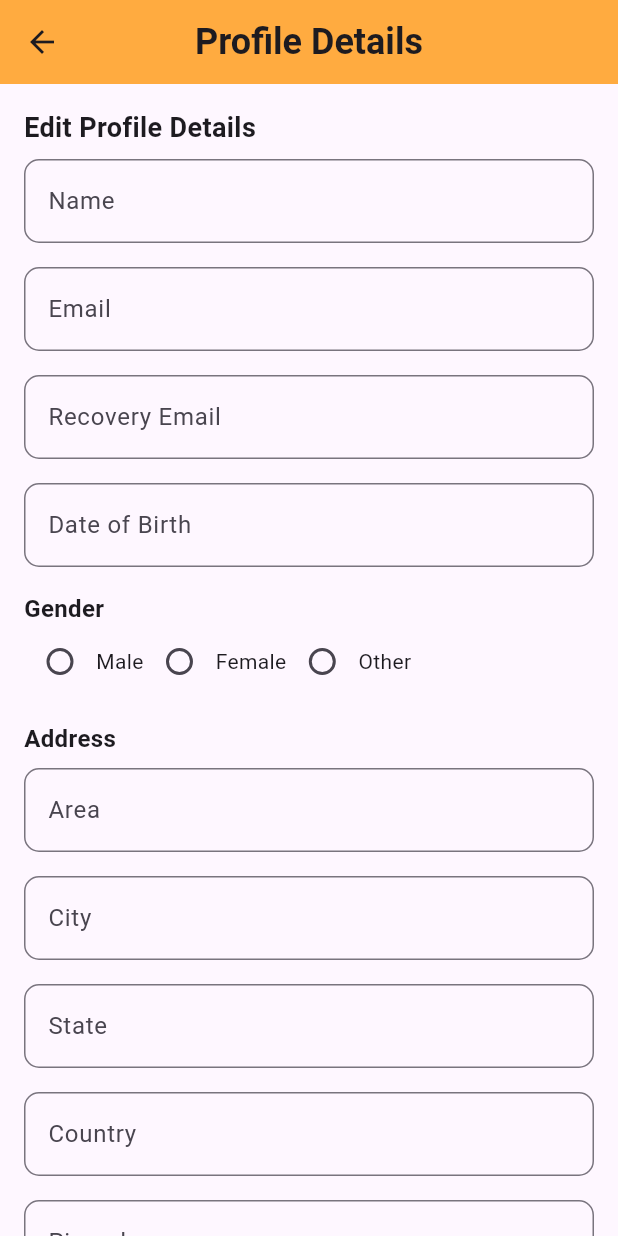
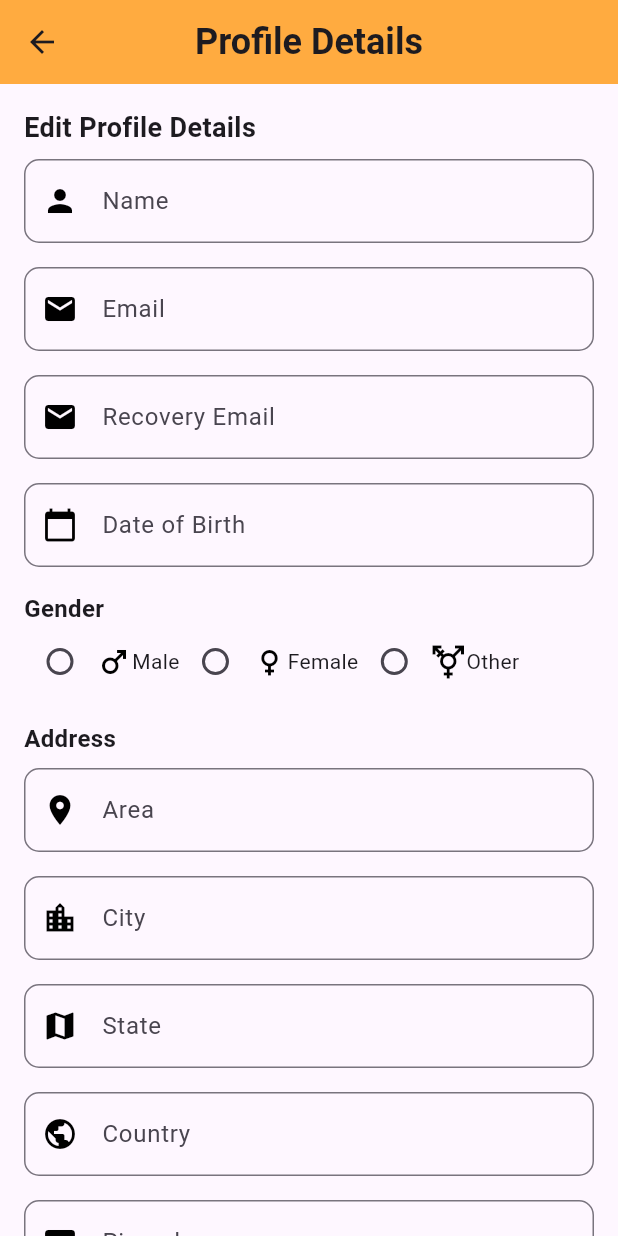
Before and after one commit to aasana-lalani25/FirstTalk, a Flutter app: the ProfileDetailsPage screen opened directly, on a phone screen of 412 x 824 dp. Run offline on Flutter 3.47's test engine with Material 3 defaults, Android fonts, the light colour scheme and no system bars.

Commit message:
Add files via upload

```diff
--- a/lib/courses.dart
+++ b/lib/courses.dart
@@ -66,7 +66,7 @@
           backgroundColor: Colors.orangeAccent,
           padding: EdgeInsets.symmetric(vertical: 16, horizontal: 24),
           shape:
-              RoundedRectangleBorder(borderRadius: BorderRadius.circular(30)),
+          RoundedRectangleBorder(borderRadius: BorderRadius.circular(30)),
         ),
         onPressed: () {},
         child: Row(
--- a/lib/profile.dart
+++ b/lib/profile.dart
@@ -12,8 +12,7 @@
   String? _selectedHardOfHearing;
   TextEditingController emailController = TextEditingController();
   TextEditingController recoveryEmailController = TextEditingController();
-  TextEditingController dobController =
-      TextEditingController(); // Controller for Date of Birth
+  TextEditingController dobController = TextEditingController(); // Controller for Date of Birth
   TextEditingController nameController = TextEditingController();
   TextEditingController areaController = TextEditingController();
   TextEditingController cityController = TextEditingController();
@@ -67,14 +66,14 @@
             children: [
               Text("Edit Profile Details",
                   style: TextStyle(fontWeight: FontWeight.bold, fontSize: 18)),
-              _buildTextField("Name", nameController),
+              _buildTextField("Name", nameController, Icons.person),
               _buildEmailTextField(),
-              _buildTextField("Recovery Email", recoveryEmailController),
+              _buildTextField("Recovery Email", recoveryEmailController, Icons.email),
               _buildDateOfBirthField(), // Date of Birth field
               _buildGenderRadioButton(),
               _buildAddressFields(),
               _buildHardOfHearingRadioButton(),
-              _buildTextField("Bio/Short Description", TextEditingController()),
+              _buildTextField("Bio/Short Description", TextEditingController(), Icons.edit),
               SizedBox(height: 20), // Space before Save button
               _buildSaveButton(),
               SizedBox(height: 10), // Space before Logout button
@@ -86,21 +85,22 @@
     );
   }
 
-  // Helper function to create text fields
-  Widget _buildTextField(String label, TextEditingController controller) {
+  // Helper function to create text fields with icons
+  Widget _buildTextField(String label, TextEditingController controller, IconData icon) {
     return Padding(
       padding: const EdgeInsets.symmetric(vertical: 8.0),
       child: TextField(
         controller: controller,
         decoration: InputDecoration(
           labelText: label,
+          prefixIcon: Icon(icon, color: Colors.black),
           border: OutlineInputBorder(borderRadius: BorderRadius.circular(10)),
         ),
       ),
     );
   }
 
-  // Helper function to create the Email TextField with validation
+  // Helper function to create the Email TextField with validation and icon
   Widget _buildEmailTextField() {
     return Padding(
       padding: const EdgeInsets.symmetric(vertical: 8.0),
@@ -108,13 +108,14 @@
         controller: emailController,
         decoration: InputDecoration(
           labelText: "Email",
+          prefixIcon: Icon(Icons.email, color: Colors.black),
           border: OutlineInputBorder(borderRadius: BorderRadius.circular(10)),
         ),
       ),
     );
   }
 
-  // Helper function to create the Date of Birth TextField
+  // Helper function to create the Date of Birth TextField with icon
   Widget _buildDateOfBirthField() {
     return Padding(
       padding: const EdgeInsets.symmetric(vertical: 8.0),
@@ -122,10 +123,10 @@
         controller: dobController,
         decoration: InputDecoration(
           labelText: "Date of Birth",
+          prefixIcon: Icon(Icons.calendar_today, color: Colors.black),
           border: OutlineInputBorder(borderRadius: BorderRadius.circular(10)),
         ),
         readOnly: true,
-        // Make the text field readonly so it doesn't show a keyboard
         onTap: () => _selectDate(context), // Open the date picker when tapped
       ),
     );
@@ -152,15 +153,14 @@
     }
   }
 
-  // Helper function to create radio buttons for gender selection
+  // Helper function to create radio buttons for gender selection with icons
   Widget _buildGenderRadioButton() {
     return Padding(
       padding: const EdgeInsets.symmetric(vertical: 8.0),
       child: Column(
         crossAxisAlignment: CrossAxisAlignment.start,
         children: [
-          Text("Gender",
-              style: TextStyle(fontSize: 16, fontWeight: FontWeight.bold)),
+          Text("Gender", style: TextStyle(fontSize: 16, fontWeight: FontWeight.bold)),
           Row(
             children: <Widget>[
               Radio<String>(
@@ -172,6 +172,7 @@
                   });
                 },
               ),
+              Icon(Icons.male, color: Colors.black),
               Text('Male'),
               Radio<String>(
                 value: 'Female',
@@ -182,6 +183,7 @@
                   });
                 },
               ),
+              Icon(Icons.female, color: Colors.black),
               Text('Female'),
               Radio<String>(
                 value: 'Other',
@@ -192,6 +194,7 @@
                   });
                 },
               ),
+              Icon(Icons.transgender, color: Colors.black),
               Text('Other'),
             ],
           ),
@@ -200,15 +203,21 @@
     );
   }
 
-  // Helper function to create radio buttons for "Hard of Hearing" selection
+  // Helper function to create radio buttons for "Hard of Hearing" selection with icons
+  // Helper function to create radio buttons for "Hard of Hearing" selection with icon on the left
   Widget _buildHardOfHearingRadioButton() {
     return Padding(
       padding: const EdgeInsets.symmetric(vertical: 8.0),
       child: Column(
         crossAxisAlignment: CrossAxisAlignment.start,
         children: [
-          Text("Hard of Hearing",
-              style: TextStyle(fontSize: 16, fontWeight: FontWeight.bold)),
+          Row(
+            children: [
+              Icon(Icons.hearing, color: Colors.black),  // Icon for "Hard of Hearing"
+              SizedBox(width: 6),  // Space between icon and label
+              Text("Hard of Hearing", style: TextStyle(fontSize: 16, fontWeight: FontWeight.bold)),
+            ],
+          ),
           Row(
             children: <Widget>[
               Radio<String>(
@@ -221,6 +230,7 @@
                 },
               ),
               Text('Yes'),
+              SizedBox(width: 30), // Space between options
               Radio<String>(
                 value: 'No',
                 groupValue: _selectedHardOfHearing,
@@ -238,20 +248,19 @@
     );
   }
 
-  // Helper function to create address fields (City, State, Country, Pincode)
+  // Helper function to create address fields (City, State, Country, Pincode) with icons
   Widget _buildAddressFields() {
     return Padding(
       padding: const EdgeInsets.symmetric(vertical: 8.0),
       child: Column(
         crossAxisAlignment: CrossAxisAlignment.start,
         children: [
-          Text("Address",
-              style: TextStyle(fontSize: 16, fontWeight: FontWeight.bold)),
-          _buildTextField("Area", areaController),
-          _buildTextField("City", cityController),
-          _buildTextField("State", stateController),
-          _buildTextField("Country", countryController),
-          _buildTextField("Pincode", pincodeController),
+          Text("Address", style: TextStyle(fontSize: 16, fontWeight: FontWeight.bold)),
+          _buildTextField("Area", areaController, Icons.location_on),
+          _buildTextField("City", cityController, Icons.location_city),
+          _buildTextField("State", stateController, Icons.map),
+          _buildTextField("Country", countryController, Icons.public),
+          _buildTextField("Pincode", pincodeController, Icons.pin),
         ],
       ),
     );
```
Also changed, not shown: lib/home.dart (line endings or trailing spaces). Lines whose indentation alone changed are shown as unchanged.
